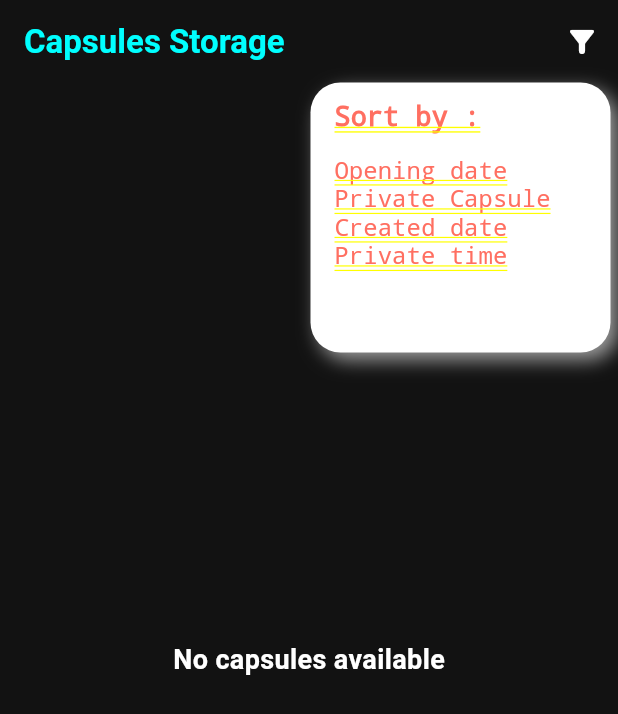
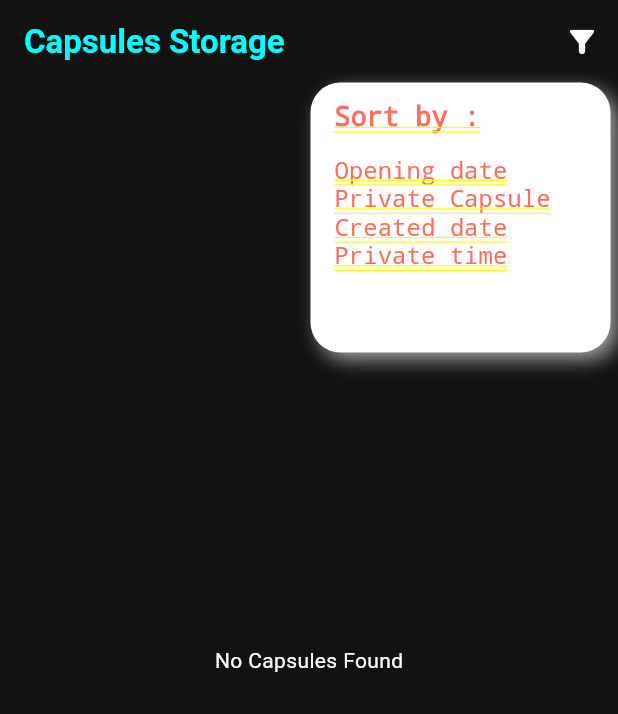
Before and after one commit to MukundVarsani/future-capsule, a Flutter app: the MyCapuslesScreen screen opened directly, after a tap on the "filter alt" icon, on a phone screen of 412 x 824 dp. Shown: the top 714 px of the screen. Run offline on Flutter 3.47's test engine with Material 3 defaults, Android fonts, the phone set to English and light mode, and no system bars; our stand-ins replace cached_network_image, carousel_slider, cloud_firestore, firebase_auth, firebase_core, firebase_messaging and 9 more; missing offline and left inert: video_compress; accounts and stored records are empty; project files that could hold a hidden picture were left out.

Commit message:
make get user capsule streamable and fix some console error

```diff
--- a/lib/data/controllers/capsule.controller.dart
+++ b/lib/data/controllers/capsule.controller.dart
@@ -86,7 +86,7 @@ class CapsuleController extends GetxController {
           .doc(capsuleId)
           .set(capsuleModel.toJson());
 
-      await getUserCapsule();
+      // await getUserCapsule();
     } catch (e) {
       Vx.log("Error while creating capsule: $e");
       rethrow;
@@ -95,34 +95,54 @@ class CapsuleController extends GetxController {
     }
   }
 
-  Future<void> getUserCapsule() async {
+  // Future<void> getUserCapsule() async {
+  //   CollectionReference reference =
+  //       _firebaseFirestore.collection("Users_Capsules");
+
+  //   String? currentUserId = _userController.getUser?.uid;
+  //   if (currentUserId == null) return;
+
+  //   try {
+  //     isCapsuleLoading(true);
+
+  //     final querySnapshot =
+  //         await reference.where('creatorId', isEqualTo: currentUserId).get();
+
+  //     List<CapsuleModel> usersCapsules = querySnapshot.docs
+  //         .map((doc) =>
+  //             CapsuleModel.fromJson(doc.data() as Map<String, dynamic>))
+  //         .where((capsule) => capsule
+  //             .recipients.isEmpty) // ✅ Filter out capsules without recipients
+  //         .toList();
+
+  //     capsules(usersCapsules);
+  //   } catch (e) {
+  //     Vx.log("Error while getting User Created capsule: $e");
+  //     appBar(text: "Error in getting Capsule : $e");
+  //   } finally {
+  //     isCapsuleLoading(false);
+  //   }
+  // }
+
+  //* Capsule Stream
+  Stream<List<CapsuleModel>> getUserCapsuleStream() {
     CollectionReference reference =
         _firebaseFirestore.collection("Users_Capsules");
 
     String? currentUserId = _userController.getUser?.uid;
-    if (currentUserId == null) return;
+    if (currentUserId == null) return const Stream.empty();
 
-    try {
-      isCapsuleLoading(true);
+    return reference
+        .where('creatorId', isEqualTo: currentUserId)
+        .snapshots() // ✅ Real-time updates
+        .map((querySnapshot) => querySnapshot.docs
+            .map((doc) =>
+                CapsuleModel.fromJson(doc.data() as Map<String, dynamic>))
+            .where((capsule) =>
+                capsule.recipients.isEmpty) // ✅ Filter condition
+            .toList());
+  }
 
-      final querySnapshot =
-          await reference.where('creatorId', isEqualTo: currentUserId).get();
-
-      List<CapsuleModel> usersCapsules = querySnapshot.docs
-          .map((doc) =>
-              CapsuleModel.fromJson(doc.data() as Map<String, dynamic>))
-          .where((capsule) => capsule
-              .recipients.isEmpty) // ✅ Filter out capsules without recipients
-          .toList();
-
-      capsules(usersCapsules);
-    } catch (e) {
-      Vx.log("Error while getting User Created capsule: $e");
-      appBar(text: "Error in getting Capsule : $e");
-    } finally {
-      isCapsuleLoading(false);
-    }
-  }
 
   void editCapsule(Map<String, dynamic> updateData) async {
     String? creatorId = _userController.getUser?.uid;
@@ -158,7 +178,7 @@ class CapsuleController extends GetxController {
           .doc(updateData['capsule_Id'])
           .update(updateData);
 
-      await getUserCapsule();
+      // await getUserCapsule();
       Get.back();
       Get.back();
       appBar(text: "Capsule Updated");
@@ -181,7 +201,7 @@ class CapsuleController extends GetxController {
           .doc(capsuleId)
           .delete();
 
-      await getUserCapsule();
+      // await getUserCapsule();
       Get.back();
       appBar(text: "Capsule deleted Successfully");
     } catch (e) {
--- a/lib/screens/my_capsules/edit_capsule.dart
+++ b/lib/screens/my_capsules/edit_capsule.dart
@@ -186,10 +186,10 @@ class _CreateCapsuleScreenState extends State<EditCapsuleScreen> {
 
   @override
   void dispose() {
+    _resetData();
     _compressFile.dispose();
     descriptionController.dispose();
     titleController.dispose();
-    _resetData();
     super.dispose();
   }
 
--- a/lib/screens/my_capsules/my_capsules_preview.dart
+++ b/lib/screens/my_capsules/my_capsules_preview.dart
@@ -320,6 +320,7 @@ class _MyCapsulesPreviewState extends State<MyCapsulesPreview> {
             maxLines: 4,
             minLines: 3,
             readOnly: true,
+            initialValue: description,
             decoration: const InputDecoration(
               hintText: "Decribe capsule",
               hintStyle: TextStyle(color: Colors.grey),
--- a/lib/screens/my_capsules/my_capusles_screen.dart
+++ b/lib/screens/my_capsules/my_capusles_screen.dart
@@ -6,6 +6,7 @@ import 'package:future_capsule/screens/my_capsules/capsule_card.dart';
 import 'package:future_capsule/screens/my_capsules/my_capsules_preview.dart';
 import 'package:get/get.dart';
 import 'package:persistent_bottom_nav_bar/persistent_bottom_nav_bar.dart';
+
 
 class MyCapuslesScreen extends StatefulWidget {
   const MyCapuslesScreen({super.key});
@@ -22,14 +23,17 @@ class _MyCapuslesScreenState extends State<MyCapuslesScreen> {
 
   @override
   void initState() {
-    getUserCapsules();
+    // getUserCapsules();
     super.initState();
   }
 
-  void getUserCapsules() async {
-    await _capsuleController.getUserCapsule();
-    _filterCapsules = _capsuleController.capsules;
-    // if (mounted) setState(() {});
+  // void getUserCapsules() async {
+  //   await _capsuleController.getUserCapsule();
+  //   _filterCapsules = _capsuleController.capsules;
+  // }
+
+  Stream<List<CapsuleModel>> capsuleStream() {
+    return _capsuleController.getUserCapsuleStream();
   }
 
   void showFilterDialog() {
@@ -191,42 +195,89 @@ class _MyCapuslesScreenState extends State<MyCapuslesScreen> {
             ),
           ],
         ),
-      body: RefreshIndicator.adaptive(
-        color: AppColors.kWarmCoralColor,
-        onRefresh: () async => getUserCapsules(),
-        child: Obx(
-          () {
-            final capsules = _capsuleController.capsules;
-            _filterCapsules = _capsuleController.capsules;
+        // body: RefreshIndicator.adaptive(
+        //   color: AppColors.kWarmCoralColor,
+        //   onRefresh: () async => getUserCapsules(),
+        //   child: Obx(
+        //     () {
+        //       final capsules = _capsuleController.capsules;
+        //       _filterCapsules = _capsuleController.capsules;
 
-            if (_capsuleController.isCapsuleLoading.value) {
+        //       if (_capsuleController.isCapsuleLoading.value) {
+        //         return const Center(
+        //           child: CircularProgressIndicator.adaptive(
+        //               valueColor:
+        //                   AlwaysStoppedAnimation(AppColors.kWarmCoralColor)),
+        //         );
+        //       }
+
+        //       if (capsules.isEmpty) {
+        //         return const Center(
+        //             child: Text(
+        //           "No capsules available",
+        //           style: TextStyle(
+        //               color: AppColors.kWhiteColor,
+        //               fontWeight: FontWeight.w600,
+        //               fontSize: 18),
+        //         )); // Handle empty state
+        //       }
+        //       return ListView.builder(
+        //         padding: const EdgeInsets.only(bottom: 80),
+        //         itemCount: _filterCapsules.length,
+        //         itemBuilder: (context, index) {
+        //           CapsuleModel capsule = _filterCapsules[index];
+
+        //           return GestureDetector(
+        //               onTap: () => _navigateToCapsulePreview(context, capsule),
+        //               child: CapsuleCard(
+        //                 capsule: capsule,
+        //               ));
+        //         },
+        //       );
+        //     },
+        //   ),
+        // ),
+
+        body: StreamBuilder(
+          stream: capsuleStream(),
+          builder: (context, snapshot) {
+            if (snapshot.connectionState == ConnectionState.waiting) {
               return const Center(
-                child: CircularProgressIndicator.adaptive(
-                    valueColor:
-                        AlwaysStoppedAnimation(AppColors.kWarmCoralColor)),
+                  child: CircularProgressIndicator()); // Loading state
+            }
+
+            if (snapshot.hasError) {
+              return Text(
+                "Error: ${snapshot.error}",
+                style: const TextStyle(color: AppColors.kWhiteColor),
               );
             }
 
+            var capsules = snapshot.data ?? [];
+
             if (capsules.isEmpty) {
               return const Center(
-                  child: Text("No capsules available", style: TextStyle(color: AppColors.kWhiteColor, fontWeight: FontWeight.w600, fontSize: 18),)); // Handle empty state
+                  child: Text(
+                "No Capsules Found",
+                style: TextStyle(color: AppColors.kWhiteColor),
+              ));
             }
+
             return ListView.builder(
               padding: const EdgeInsets.only(bottom: 80),
-                itemCount: _filterCapsules.length,
+              itemCount: capsules.length,
               itemBuilder: (context, index) {
-                  CapsuleModel capsule = _filterCapsules[index];
+                CapsuleModel capsule = capsules[index];
 
                 return GestureDetector(
                     onTap: () => _navigateToCapsulePreview(context, capsule),
                     child: CapsuleCard(
                       capsule: capsule,
                     ));
-                });
               },
-        ),
-      ),
             );
+          },
+        ));
   }
 
   void _navigateToCapsulePreview(BuildContext context, CapsuleModel capsule) {
```
Also changed, not shown: lib/core/constants/methods.dart (+10 -18 lines), lib/data/controllers/recipients.controller.dart (+1 -89 lines), lib/data/controllers/user.controller.dart (+0 -104 lines), lib/screens/bottom_navigation_bar.dart (+3 -8 lines). Lines whose indentation alone changed are shown as unchanged.
